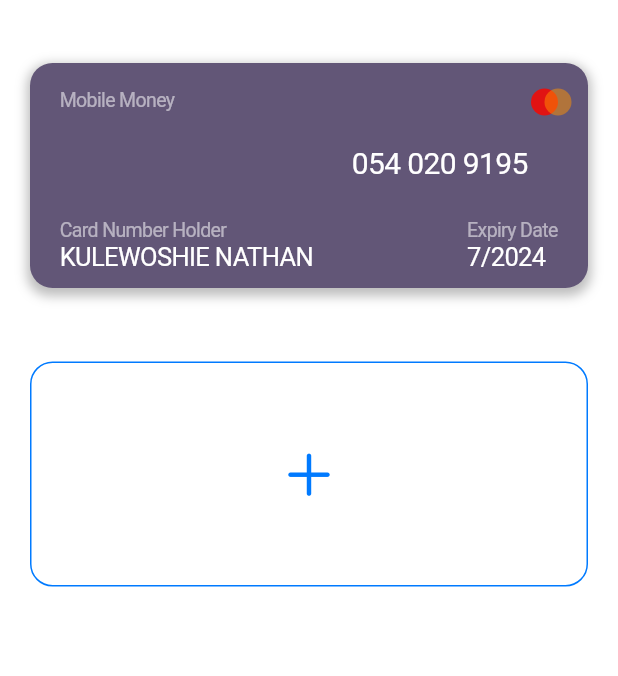
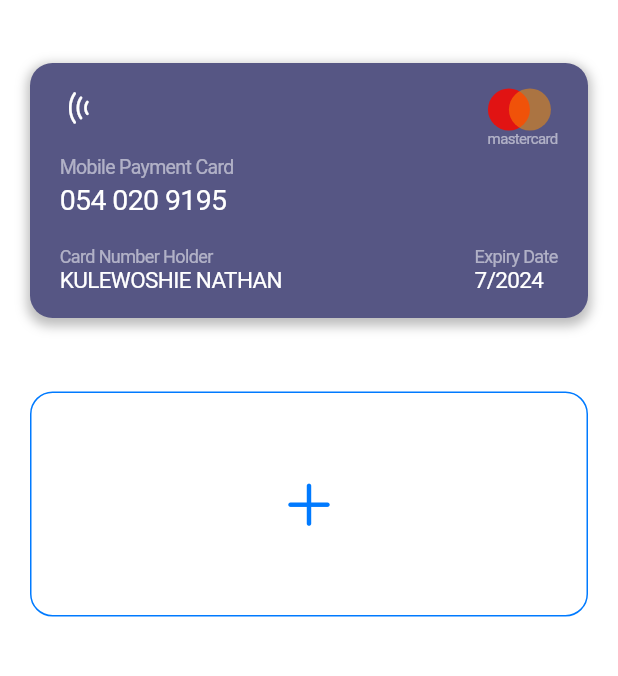
Before and after one commit to NathanNunana/src-financial-app, a Flutter app: the AddCard screen opened by its route, on a phone screen of 412 x 824 dp, the part 48-724 px from its top. Run offline on Flutter 3.47's test engine with Material 2 defaults, Android fonts, the phone set to English and light mode, and no system bars; our stand-ins replace firebase_auth, firebase_core, webview_flutter; accounts and stored records are empty.

Commit message:
pushed update - work on routing issue with card

```diff
--- a/lib/main.dart
+++ b/lib/main.dart
@@ -18,6 +18,7 @@
 import './screens/signup_page.dart';
 import './screens/addcard.dart';
 import './screens/tabs/profile_tab.dart';
+import './screens/about.dart';
 
 void main() async {
   WidgetsFlutterBinding.ensureInitialized();
@@ -59,6 +60,7 @@
             "/addcard": (_) => AddCard(),
             "/profile" : (_) => UserProfileTab(),
             "/stackpay": (_) => StackPayment(),
+            "/about": (_) => AboutPage(),
           },
         )
     );
--- a/lib/providers/card_provider.dart
+++ b/lib/providers/card_provider.dart
@@ -6,7 +6,7 @@
 
 class CardProvider extends ChangeNotifier{
   List<CardModel> cards = [
-    CardModel("054 020 9195", Color(0xff625677), "Mobile Money"),
+    CardModel("054 020 9195", Color(0xff565684), "Mobile Payment Card"),
     // CardModel("346 765 23 879", Color(0xff628395), "Bank"),
   ];
   List<String> cardTypes = [
@@ -19,8 +19,8 @@
 
   createCard(String cardNum, String cardType, String indexNum){
     cardType = cardTypes[0];
-    var val = CardModel(cardNum, Color.fromARGB(Random().nextInt(255), Random().nextInt(200),
-            Random().nextInt(200), Random().nextInt(200)) ,cardType);
+    var val = CardModel(cardNum, Color.fromARGB(Random().nextInt(255), Random().nextInt(100),
+            Random().nextInt(150), Random().nextInt(200)) ,cardType);
     cards.add(val);
     notifyListeners();
   }
--- a/lib/screens/tabs/home_tab.dart
+++ b/lib/screens/tabs/home_tab.dart
@@ -29,8 +29,11 @@
                 mainAxisSize: MainAxisSize.min,
                 children: [
                   Icon(
-                    CupertinoIcons.plus_app_fill,
+                    CupertinoIcons.creditcard,
                     color: CupertinoTheme.of(context).primaryColor,
+                  ),
+                  SizedBox(
+                    width: 5,
                   ),
                   Text("AddCard"),
                 ],
--- a/lib/widget/credit_card.dart
+++ b/lib/widget/credit_card.dart
@@ -15,7 +15,7 @@
       children: [
         Container(
           margin: EdgeInsets.only(right: 20.0,left: 20.0, top: 30, bottom: 29),
-          height: 150,
+          height: 170,
           decoration: BoxDecoration(
               color: card[index].cardColor,
               borderRadius: BorderRadius.circular(15),
@@ -30,60 +30,75 @@
         Positioned(
             left: 40,
             top: 47,
-            child: Text(
+            child: Column(
+              crossAxisAlignment: CrossAxisAlignment.start,
+              children: [
+                Icon(CupertinoIcons.radiowaves_left, color: Colors.white, size: 25,),
+                SizedBox(height: 20,),
+                Text(
                   card[index].cardType,
                   style: TextStyle(fontSize: 13, color: Colors.white54),
+                ),
+              ],
             )),
         Positioned(
-          top: 85,
-          right: 60,
+          top: 110,
+          left: 40,
           child: Text(
             card[index].cardNumber,
-            style: TextStyle(fontSize: 20, color: Color(0xffFFFFFF)),
+            style: TextStyle(fontSize: 19, color: Color(0xffFFFFFF)),
           ),
         ),
         Positioned(
           top: 47,
           right: 40,
-          child: Stack(
+          child: Column(
+            mainAxisAlignment: MainAxisAlignment.center,
+            crossAxisAlignment: CrossAxisAlignment.start,
+            children: [
+              Stack(
                 children: [
                   CircleAvatar(
                     backgroundColor: Color(0xffE11313),
-                radius: 9,
+                    radius: 14,
                   ),
                   Transform.translate(
-                  offset: Offset(9, 0),
+                      offset: Offset(14, 0),
                       child: CircleAvatar(
                         backgroundColor: Color(0xffFF9100).withOpacity(.5),
-                    radius: 9,
+                        radius: 14,
                       ))
+                ],
+
+              ),
+              Text("mastercard", style: TextStyle(fontSize: 10, color: Colors.white54),)
             ],
           ),
         ),
         Positioned(
-            bottom: 40,
+            bottom: 45,
             left: 40,
             child: Column(
               crossAxisAlignment: CrossAxisAlignment.start,
               children: [
                 Text(
                   "Card Number Holder",
-                  style: TextStyle(fontSize: 13, color: Colors.white54),
+                  style: TextStyle(fontSize: 12, color: Colors.white54),
                 ),
                 Text(user.name.toString().toUpperCase(),
-                    style: TextStyle(fontSize: 17, color: Color(0xffFFFFFF)))
+                    style: TextStyle(fontSize: 15, color: Color(0xffFFFFFF)))
               ],
             )),
         Positioned(
-            bottom: 40,
+            bottom: 45,
             right: 40,
             child: Column(
               crossAxisAlignment: CrossAxisAlignment.start,
               children: [
                 Text("Expiry Date",
-                    style: TextStyle(fontSize: 13, color: Colors.white54)),
+                    style: TextStyle(fontSize: 12, color: Colors.white54)),
                 Text('${card[index].date.month}/${(card[index].date.year + 3)}',
-                    style: TextStyle(fontSize: 17, color: Color(0xffFFFFFF)))
+                    style: TextStyle(fontSize: 15, color: Color(0xffFFFFFF)))
               ],
             )),
       ],
```
Also changed, not shown: lib/screens/about.dart (added, +12 -0 lines), lib/screens/tabs/profile_tab.dart (+8 -1 lines). Lines whose indentation alone changed are shown as unchanged.
